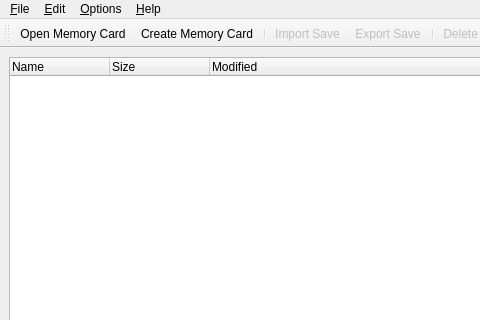
Above: src/ui/MainWindow.ui from PCSX2/myMCpp before the change; both pictures show x 0 to 480 and y 0 to 320 of the 900 by 600 pixel window. Below: the same form after it.
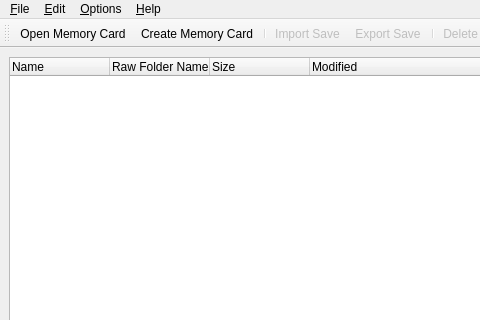
That is the form after the change. Icons and pictures are not drawn. Custom widgets are drawn as their Qt base class.

Commit message: Qt: Show raw folder names in save list

Diff of the .ui file:
```diff
--- a/src/ui/MainWindow.ui
+++ b/src/ui/MainWindow.ui
@@ -30,6 +30,11 @@
          <string>Name</string>
         </property>
        </column>
+       <column>
+        <property name="text">
+         <string>Raw Folder Name</string>
+        </property>
+       </column>
        <column>
         <property name="text">
          <string>Size</string>
```
The commit also changes 4 other files.
